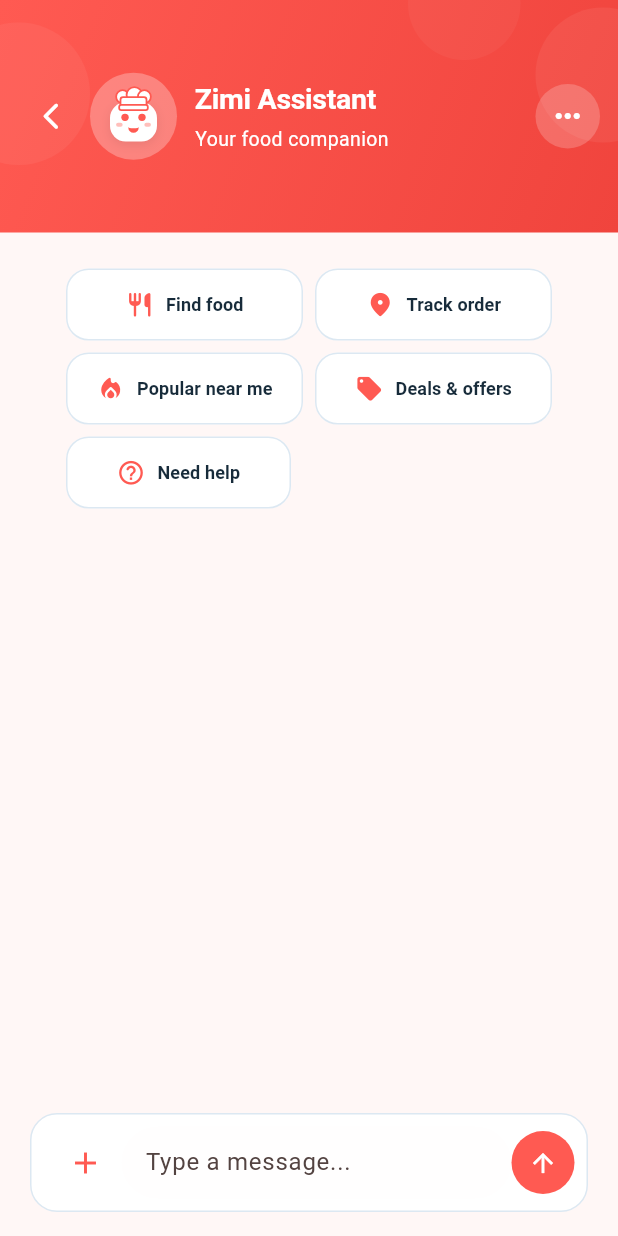
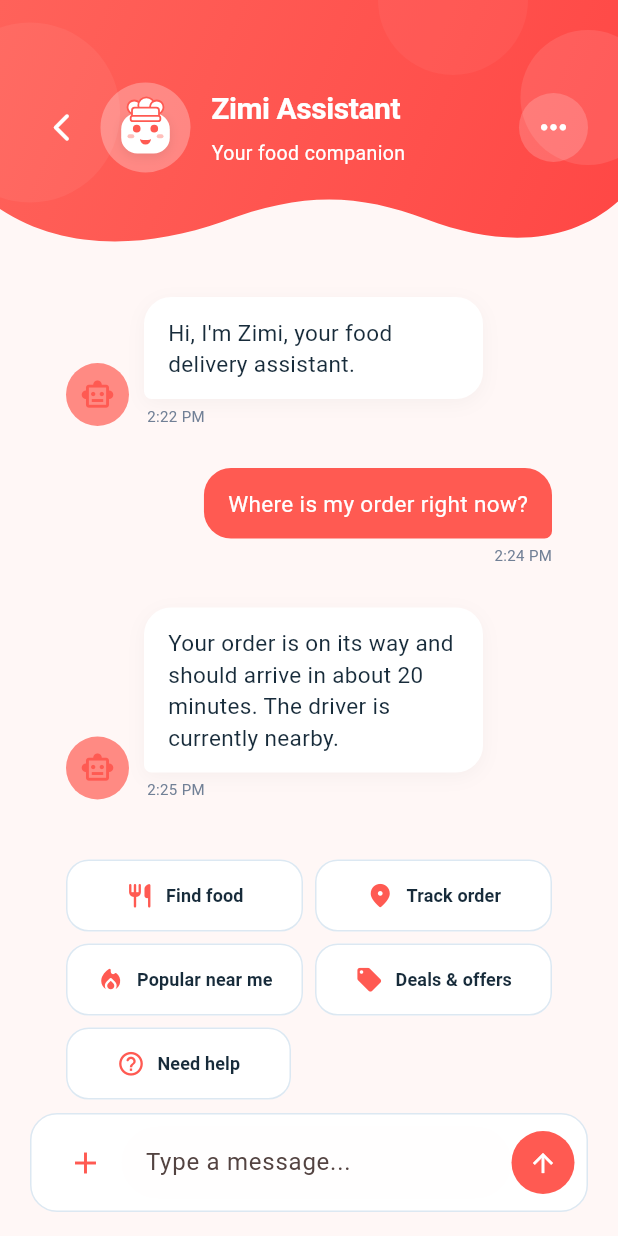
Before and after one commit to Gaelle-Akl/zimi_chat, a Flutter app: the screen it shows after launch, on a phone screen of 412 x 824 dp. Run offline on Flutter 3.47's test engine with Material 3 defaults, Android fonts, the phone set to English and light mode, and no system bars.

Commit message:
refined the header and the welcome state the AI welcomes us with

```diff
--- a/lib/features/chatbot/screens/Chat_screen.dart
+++ b/lib/features/chatbot/screens/Chat_screen.dart
@@ -5,7 +5,8 @@ import '../models/chat_message.dart';
 import '../models/chat_message_model.dart';
 import '../widgets/quick_actions.dart';
 import '../widgets/chat_input_bar.dart';
-
+import '../widgets/ai_message_bubble.dart';
+import '../widgets/user_message_bubble.dart';
 import '../widgets/delivery_status_card.dart';
 
 class ChatScreen extends StatefulWidget {
@@ -37,45 +38,108 @@ class _ChatScreenState extends State<ChatScreen> {
       time: '2:25 PM',
     ),
   ];
+  void _sendMessage(String message){
+    final now = TimeOfDay.now();
+    final hour = now.hourOfPeriod == 0 ? 12: now.hourOfPeriod;
+    final minute = now.minute.toString().padLeft(2,'0');
+    final period = now.period ==DayPeriod.am ? 'AM':'PM';
 
+    final currentTime = '$hour:$minute $period';
+
+    setState((){
+      messages.add(
+        ChatMessageModel(
+          text: message,
+          type:MessageType.user,
+          time:currentTime,
+
+        ),
+      );
+    });
+  }
+
+//currently working on
   @override
   Widget build(BuildContext context) {
     return Scaffold(
       backgroundColor: AppColors.background,
       body: SafeArea(
+        child: Center(
+          child: ConstrainedBox(
+            constraints: const BoxConstraints(
+              maxWidth: 600,
+            ),
             child: Column(
               children: [
+                // ─────────────────────────────
+                // HEADER
+                // ─────────────────────────────
                 const ChatHeader(),
+
+                // ─────────────────────────────
+                // CHAT CONTENT
+                // ─────────────────────────────
                 Expanded(
-              child: SingleChildScrollView(
+                  child: ListView(
                     padding: const EdgeInsets.symmetric(
                       horizontal: 20,
-                  vertical: 16,
+                      vertical: 20,
                     ),
-                child: Column(
-                  crossAxisAlignment: CrossAxisAlignment.stretch,
                     children: [
+                      // Messages
+                      ...messages.map(
+                        (message) {
+                          if (message.type == MessageType.bot) {
+                            return Padding(
+                              padding: const EdgeInsets.only(
+                                bottom: 12,
+                              ),
+                              child: AiMessageBubble(
+                                message: message.text,
+                                time: message.time,
+                              ),
+                            );
+                          }
+
+                          return Padding(
+                            padding: const EdgeInsets.only(
+                              bottom: 12,
+                            ),
+                            child: UserMessageBubble(
+                              message: message.text,
+                              time: message.time,
+                            ),
+                          );
+                        },
+                      ),
+
+                      const SizedBox(height: 12),
+
+                      // Quick actions
                       QuickActions(
                         onFindFood: () {
-                        debugPrint('Find food pressed');
+                          _sendMessage('Find me some food');
                         },
                         onTrackOrder: () {
-                        debugPrint('Track order pressed');
+                          _sendMessage('Track my order');
                         },
                         onPopular: () {
-                        debugPrint('Popular near me pressed');
+                          _sendMessage('What is popular near me?');
                         },
                         onDeals: () {
-                        debugPrint('Deals pressed');
+                          _sendMessage('Show me today’s deals');
                         },
                         onHelp: () {
-                        debugPrint('Help pressed');
+                          _sendMessage('I need help');
                         },
                       ),
                     ],
                   ),
                 ),
-            ),
+
+                // ─────────────────────────────
+                // INPUT BAR
+                // ─────────────────────────────
                 Padding(
                   padding: const EdgeInsets.fromLTRB(
                     20,
@@ -84,14 +148,14 @@ class _ChatScreenState extends State<ChatScreen> {
                     16,
                   ),
                   child: ChatInputBar(
-                onSend: (message) {
-                  debugPrint('Message sent: $message');
-                },
+                    onSend: _sendMessage,
                   ),
                 ),
               ],
             ),
           ),
+        ),
+      ),
     );
   }
 }
--- a/lib/features/chatbot/widgets/chat_header.dart
+++ b/lib/features/chatbot/widgets/chat_header.dart
@@ -8,74 +8,136 @@ class ChatHeader extends StatelessWidget {
 
   @override
   Widget build(BuildContext context) {
-    return Container(
-      height: 155,
+    return ClipPath(
+      clipper: HeaderWaveClipper(),
+
+      child: Container(
+        height: 170,
         width: double.infinity,
+
         decoration: const BoxDecoration(
           gradient: LinearGradient(
             begin: Alignment.topLeft,
             end: Alignment.bottomRight,
+
             colors: [
-            AppColors.primary,
-            AppColors.primaryDark,
+              Color(0xFFFF625A),
+              Color(0xFFFF4745),
+            ],
+
+            stops: [
+              0.0,
+              1.0,
             ],
           ),
         ),
-      child: ClipPath(
-        clipper: HeaderWaveClipper(),
+
         child: Stack(
           children: [
             Positioned(
-              left: -35,
+              left: -40,
               top: 15,
-              child: _decorativeCircle(
-                95,
-                Colors.white.withOpacity(0.05),
+              child: Container(
+                width: 120,
+                height: 120,
+
+                decoration: BoxDecoration(
+                  color: Colors.white.withOpacity(0.055),
+                  shape: BoxShape.circle,
                 ),
               ),
+            ),
+
             Positioned(
-              right: -35,
-              top: 5,
-              child: _decorativeCircle(
-                90,
-                Colors.white.withOpacity(0.06),
+              right: 60,
+              top: -50,
+              child: Container(
+                width: 100,
+                height: 100,
+
+                decoration: BoxDecoration(
+                  color: Colors.white.withOpacity(0.045),
+                  shape: BoxShape.circle,
                 ),
               ),
+            ),
+
             Positioned(
-              right: 65,
-              top: -35,
-              child: _decorativeCircle(
-                75,
-                Colors.white.withOpacity(0.04),
+              right: -25,
+              top: 20,
+              child: Container(
+                width: 90,
+                height: 90,
+
+                decoration: BoxDecoration(
+                  color: Colors.white.withOpacity(0.10),
+                  shape: BoxShape.circle,
                 ),
               ),
+            ),
+
+
             SafeArea(
               bottom: false,
+
               child: Padding(
-                padding: const EdgeInsets.symmetric(horizontal: 12),
+                padding: const EdgeInsets.symmetric(
+                  horizontal: 20,
+                  vertical: 10,
+                ),
+
                 child: Row(
+                  crossAxisAlignment: CrossAxisAlignment.center,
+
                   children: [
-                    _buildBackButton(),
-                    const SizedBox(width: 4),
-                    const ZimiAvatar(size: 58),
-                    const SizedBox(width: 12),
+                    SizedBox(
+                      width: 42,
+                      height: 48,
+
+                      child: IconButton(
+                        padding: EdgeInsets.zero,
+
+                        onPressed: () {},
+
+                        icon: const Icon(
+                          Icons.arrow_back_ios_new_rounded,
+                          color: Colors.white,
+                          size: 22,
+                        ),
+                      ),
+                    ),
+
+                    const SizedBox(width: 5),
+
+                    // Zimi
+                    const ZimiAvatar(
+                      size: 60,
+                    ),
+
+                    const SizedBox(width: 14),
+
                     const Expanded(
                       child: Column(
                         mainAxisAlignment: MainAxisAlignment.center,
                         crossAxisAlignment: CrossAxisAlignment.start,
+
                         children: [
                           Text(
                             'Zimi Assistant',
+
                             style: TextStyle(
                               color: Colors.white,
-                              fontSize: 19,
+                              fontSize: 20,
                               fontWeight: FontWeight.w700,
-                              letterSpacing: -0.2,
+                              letterSpacing: -0.3,
                             ),
                           ),
-                          SizedBox(height: 4),
+
+                          SizedBox(height: 5),
+
                           Text(
                             'Your food companion',
+
                             style: TextStyle(
                               color: Colors.white,
                               fontSize: 13,
@@ -85,7 +147,23 @@ class ChatHeader extends StatelessWidget {
                         ],
                       ),
                     ),
-                    _buildMoreButton(),
+
+
+                    Container(
+                      width: 46,
+                      height: 46,
+
+                      decoration: BoxDecoration(
+                        color: Colors.white.withOpacity(0.18),
+                        shape: BoxShape.circle,
+                      ),
+
+                      child: const Icon(
+                        Icons.more_horiz_rounded,
+                        color: Colors.white,
+                        size: 25,
+                      ),
+                    ),
                   ],
                 ),
               ),
@@ -95,55 +173,8 @@ class ChatHeader extends StatelessWidget {
       ),
     );
   }
-
-
-  Widget _buildBackButton(){
-    return SizedBox(
-      width: 44,
-      height:50,
-
-      child:IconButton(
-        onPressed: () {},
-
-        icon:const Icon(
-            Icons.arrow_back_ios_new_rounded,
-            color:Colors.white,
-            size:21,
-        ),
-      ),
-    );
 }
 
-  Widget _buildMoreButton(){
-    return Container(
-      width:43,
-      height:43,
-      decoration :BoxDecoration(
-        color:Colors.white.withOpacity(0.20),
-        shape: BoxShape.circle,
-      ),
-      child: const Icon(
-        Icons.more_horiz_rounded,
-        color: Colors.white,
-        size: 24,
-      ),
-    );
-  }
-
-  Widget _decorativeCircle(
-    double size,
-    Color color,
-  ) {
-    return Container(
-      width: size,
-      height: size,
-      decoration: BoxDecoration(
-        color: color,
-        shape: BoxShape.circle,
-      ),
-    );
-  }
-}
 
 class HeaderWaveClipper extends CustomClipper<Path> {
   @override
@@ -154,26 +185,31 @@ class HeaderWaveClipper extends CustomClipper<Path> {
 
     path.lineTo(0, size.height * 0.82);
 
-    path.quadraticBezierTo(
-      size.width * 0.15,
-      size.height * 0.97,
-      size.width * 0.32,
-      size.height * 0.88,
-    );
-
-
-    path.quadraticBezierTo(
-      size.width * 0.48,
-      size.height * 0.78,
-      size.width * 0.65,
+    path.cubicTo(
+      size.width * 0.10,
+      size.height * 0.98,
+      size.width * 0.23,
+      size.height * 0.98,
+      size.width * 0.36,
       size.height * 0.87,
     );
 
-    path.quadraticBezierTo(
-      size.width * 0.83,
+    path.cubicTo(
+      size.width * 0.49,
+      size.height * 0.75,
+      size.width * 0.58,
+      size.height * 0.76,
+      size.width * 0.69,
+      size.height * 0.86,
+    );
+
+    path.cubicTo(
+      size.width * 0.81,
       size.height * 0.97,
+      size.width * 0.92,
+      size.height * 0.96,
       size.width,
-      size.height * 0.78,
+      size.height * 0.79,
     );
 
     path.lineTo(size.width, 0);
@@ -185,7 +221,7 @@ class HeaderWaveClipper extends CustomClipper<Path> {
 
   @override
   bool shouldReclip(
-    covariant CustomClipper<Path> oldClipper,
+    covariant HeaderWaveClipper oldClipper,
   ) {
     return false;
   }
```
Also changed, not shown: lib/features/chatbot/widgets/welcome_state.dart (+173 -38 lines). Lines whose indentation alone changed are shown as unchanged.
